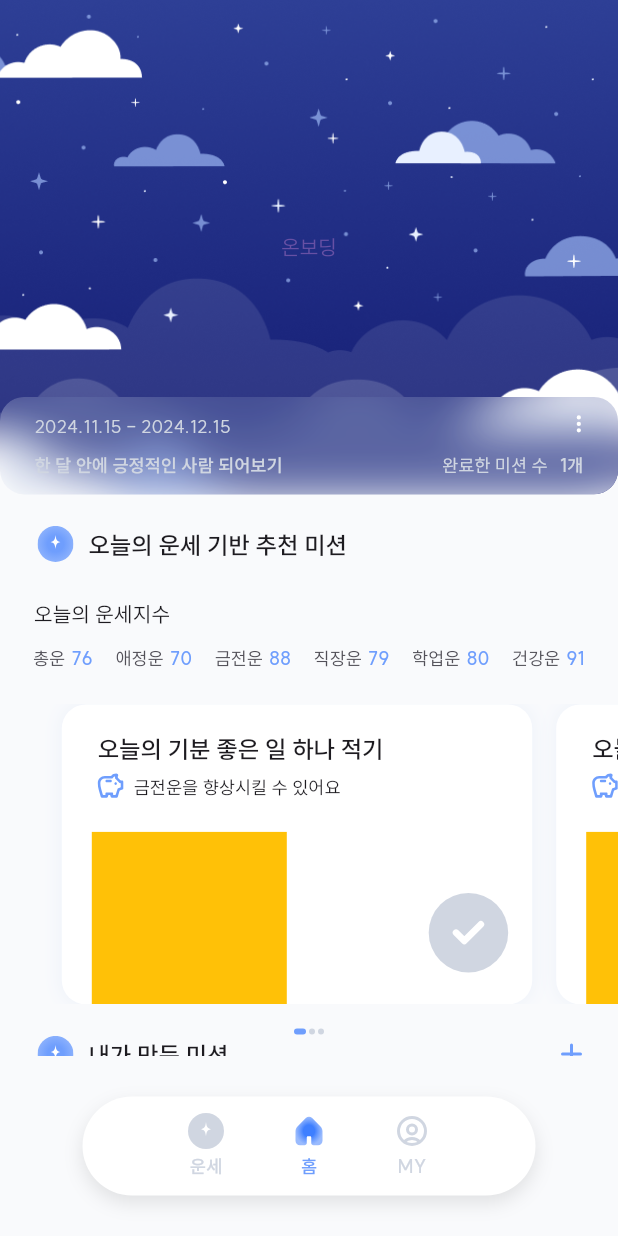
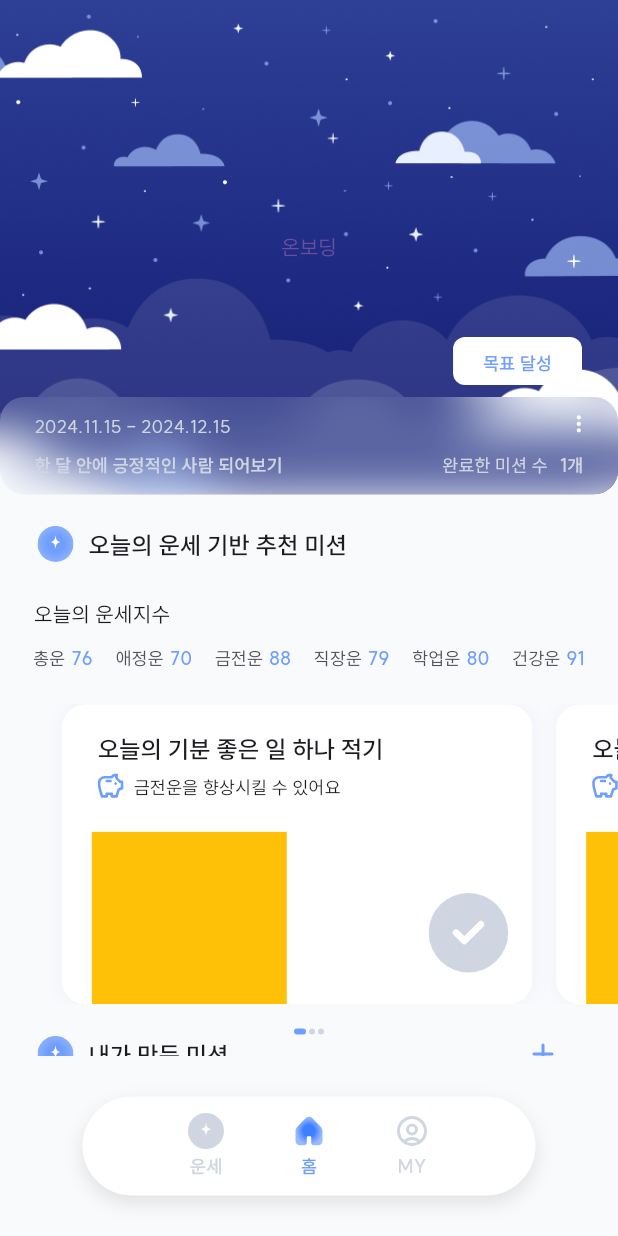
Before and after one commit to 9oormthon-univ/2024_DANPOONG_TEAM_27_FE, a Flutter app: the screen it shows after launch, on a phone screen of 412 x 824 dp. Run offline on Flutter 3.47's test engine with Material 3 defaults, Android fonts, the phone set to English and light mode, and no system bars; drawn by our look-alikes of smooth_page_indicator; our stand-ins replace dio, equatable, flutter_riverpod, flutter_secure_storage, flutter_svg, go_router and 2 more; missing offline and left inert: flame, flame_lottie; generated files the repository leaves out were written again; project files that could hold a hidden picture were left out.

Commit message:
💄 view에 추가

```diff
--- a/lib/ui/home/home_view.dart
+++ b/lib/ui/home/home_view.dart
@@ -17,6 +17,10 @@ import '../game/walking_game.dart';
 
 import 'home_state.dart';
 import 'home_view_model.dart';
+import 'widgets/animated_card_widget.dart';
+import 'widgets/complete_goal_button_widget.dart';
+import 'widgets/fortune_score_text_widet.dart';
+import 'widgets/goal_status_bar_widget.dart';
 
 class HomeView extends ConsumerStatefulWidget {
   const HomeView({super.key});
@@ -69,10 +73,12 @@ class _HomeViewState extends ConsumerState<HomeView>
 
   @override
   Widget build(BuildContext context) {
+    final HomeState state = ref.watch(homeViewModelProvider);
+    final HomeViewModel viewModel = ref.read(homeViewModelProvider.notifier);
+
+    // 추천 미션 캐러셀 슬라이드 페이지 컨트롤러
     final PageController cardCarouselController =
         PageController(viewportFraction: 300 / 375);
-    final HomeState state = ref.watch(homeViewModelProvider);
-    final HomeViewModel viewModel = ref.read(homeViewModelProvider.notifier);
 
     //게임 관련
     final List<CharacterData> characters = ref.watch(charactersProvider);
@@ -120,84 +126,92 @@ class _HomeViewState extends ConsumerState<HomeView>
                       ),
                     ),
                   ),
-                  ClipRRect(
-                    borderRadius: BorderRadius.circular(16),
-                    child: BackdropFilter(
-                      filter: ImageFilter.blur(sigmaX: 15, sigmaY: 15),
-                      child: Container(
-                        padding: const EdgeInsets.fromLTRB(
-                          23,
-                          8,
-                          16,
+                  const Column(
+                    crossAxisAlignment: CrossAxisAlignment.end,
+                    children: <Widget>[
+                      CompleteGoalButtonWidget(),
+                      SizedBox(height: 8),
+                      GoalStatusBarWidget(),
+                    ],
+                  ),
+                  Align(
+                    alignment: Alignment.bottomRight,
+                    child: Visibility(
+                      visible: state.isGoalButtonOpen,
+                      maintainState: true,
+                      child: Padding(
+                        padding: const EdgeInsets.only(
+                          right: 10,
+                          bottom: 67,
+                        ),
+                        child: DecoratedBox(
+                          decoration: BoxDecoration(boxShadow: <BoxShadow>[
+                            BoxShadow(
+                              blurRadius: 8,
+                              color: LuckitColors.shadow1.withOpacity(0.15),
+                            )
+                          ]),
+                          child: Column(
+                            crossAxisAlignment: CrossAxisAlignment.end,
+                            children: <Widget>[
+                              SizedBox(
+                                width: 32,
+                                height: 32,
+                                child: IconButton(
+                                  style: const ButtonStyle(
+                                    backgroundColor:
+                                        WidgetStatePropertyAll<Color>(
+                                      LuckitColors.white,
+                                    ),
+                                    elevation: WidgetStatePropertyAll<double>(
                                       10,
                                     ),
-                        decoration: BoxDecoration(
-                          boxShadow: <BoxShadow>[
-                            BoxShadow(
-                              blurRadius: 15,
-                              color: const Color(0xFF2F56A5).withOpacity(0.15),
-                            )
-                          ],
-                          borderRadius: BorderRadius.circular(16),
-                          color: LuckitColors.white.withOpacity(0.1),
                                   ),
-                        height: 65,
-                        child: Column(
-                          children: <Widget>[
-                            Row(
-                              mainAxisAlignment: MainAxisAlignment.spaceBetween,
-                              children: <Widget>[
-                                Text(
-                                  '2024.11.15 - 2024.12.15',
-                                  style: LuckitTypos.suitR12.copyWith(
-                                    color: LuckitColors.gray20,
+                                  icon: SvgPicture.asset(
+                                    Assets.edit,
+                                    colorFilter: const ColorFilter.mode(
+                                      LuckitColors.main,
+                                      BlendMode.srcIn,
                                     ),
                                   ),
-                                SvgPicture.asset(
-                                  width: 20,
-                                  height: 20,
-                                  Assets.verticalDots,
-                                ),
-                              ],
-                            ),
-                            const SizedBox(height: 6),
-                            Row(
-                              mainAxisAlignment: MainAxisAlignment.spaceBetween,
-                              children: <Widget>[
-                                Text(
-                                  '한 달 안에 긍정적인 사람 되어보기',
-                                  style: LuckitTypos.suitSB12.copyWith(
-                                    color: LuckitColors.gray20,
+                                  onPressed: () {
+                                    viewModel
+                                      ..toggleGoalButtons(isCurrentOpen: true)
+                                      ..toggleGoalEdit(isCurrentEditing: false);
+                                  },
                                 ),
                               ),
-                                Row(
-                                  children: <Widget>[
-                                    Text(
-                                      '완료한 미션 수',
-                                      style: LuckitTypos.suitR12.copyWith(
-                                        color: LuckitColors.gray20,
+                              const SizedBox(height: 8),
+                              SizedBox(
+                                width: 32,
+                                height: 32,
+                                child: IconButton(
+                                  style: const ButtonStyle(
+                                    backgroundColor:
+                                        WidgetStatePropertyAll<Color>(
+                                      LuckitColors.white,
                                     ),
                                   ),
-                                    const SizedBox(width: 8),
-                                    Text(
-                                      '1개',
-                                      style: LuckitTypos.suitSB12.copyWith(
-                                        color: LuckitColors.gray20,
+                                  icon: SvgPicture.asset(
+                                    Assets.delete,
+                                    colorFilter: const ColorFilter.mode(
+                                      LuckitColors.error,
+                                      BlendMode.srcIn,
                                     ),
                                   ),
-                                    const SizedBox(width: 7),
-                                  ],
+                                  onPressed: () {
+                                    print('목표 삭제');
+                                  },
                                 ),
-                              ],
                               ),
                             ],
                           ),
                         ),
                       ),
                     ),
+                  ),
                 ],
               ),
-
               const SizedBox(height: 20),
               Padding(
                 padding: const EdgeInsets.symmetric(horizontal: 25),
@@ -230,27 +244,27 @@ class _HomeViewState extends ConsumerState<HomeView>
                     Row(
                       mainAxisAlignment: MainAxisAlignment.spaceBetween,
                       children: <Widget>[
-                        FortuneScoreWidget(
+                        FortuneScoreTextWidget(
                           title: '총운',
                           score: 76,
                         ),
-                        FortuneScoreWidget(
+                        FortuneScoreTextWidget(
                           title: '애정운',
                           score: 70,
                         ),
-                        FortuneScoreWidget(
+                        FortuneScoreTextWidget(
                           title: '금전운',
                           score: 88,
                         ),
-                        FortuneScoreWidget(
+                        FortuneScoreTextWidget(
                           title: '직장운',
                           score: 79,
                         ),
-                        FortuneScoreWidget(
+                        FortuneScoreTextWidget(
                           title: '학업운',
                           score: 80,
                         ),
-                        FortuneScoreWidget(
+                        FortuneScoreTextWidget(
                           title: '건강운',
                           score: 91,
                         ),
@@ -260,7 +274,6 @@ class _HomeViewState extends ConsumerState<HomeView>
                 ),
               ),
               const SizedBox(height: 9),
-
               SizedBox(
                 width: screenSize.width,
                 height: 200,
@@ -287,9 +300,8 @@ class _HomeViewState extends ConsumerState<HomeView>
                   spacing: 2,
                 ),
               ),
-
               Padding(
-                padding: const EdgeInsets.only(left: 25, right: 19),
+                padding: const EdgeInsets.only(left: 25, right: 38, bottom: 14),
                 child: Row(
                   children: <Widget>[
                     SvgPicture.asset(
@@ -301,78 +313,93 @@ class _HomeViewState extends ConsumerState<HomeView>
                       style: LuckitTypos.suitSB16,
                     ),
                     const Spacer(),
-                    GestureDetector(
-                      child: SvgPicture.asset(
+                    IconButton(
+                      padding: EdgeInsets.zero,
+                      constraints: const BoxConstraints(),
+                      onPressed: () {},
+                      style: const ButtonStyle(
+                          tapTargetSize: MaterialTapTargetSize.shrinkWrap),
+                      icon: SvgPicture.asset(
                         Assets.add,
                         colorFilter: const ColorFilter.mode(
                           LuckitColors.main,
                           BlendMode.srcIn,
                         ),
                       ),
+                    )
+                  ],
+                ),
+              ),
+              Container(
+                decoration: BoxDecoration(
+                  color: LuckitColors.white,
+                  borderRadius: BorderRadius.circular(16),
+                  boxShadow: <BoxShadow>[
+                    BoxShadow(
+                      color: LuckitColors.shadow2.withOpacity(0.15),
+                      blurRadius: 10,
+                    ),
+                  ],
+                ),
+                margin: const EdgeInsets.symmetric(
+                  horizontal: 24,
+                ),
+                padding: const EdgeInsets.symmetric(
+                  horizontal: 16,
+                  vertical: 12,
+                ),
+                child: Column(
+                  children: <Widget>[
+                    ListView.separated(
+                      physics: const NeverScrollableScrollPhysics(),
+                      shrinkWrap: true,
+                      itemBuilder: (BuildContext context, int index) => Row(
+                        children: <Widget>[
+                          Expanded(
+                            child: Material(
+                              color: LuckitColors.transparent,
+                              child: InkWell(
+                                splashFactory: InkRipple.splashFactory,
+                                onLongPress: () {},
+                                child: const Row(
+                                  children: <Widget>[
+                                    Expanded(
+                                      child: Padding(
+                                        padding:
+                                            EdgeInsets.symmetric(vertical: 9),
+                                        child: Text('data'),
+                                      ),
                                     ),
                                   ],
                                 ),
                               ),
-
-              // SizedBox(
-              //   width: screenSize.width,
-              //   height: gameHeight,
-              //   child: ClipRect(
-              //     child: GameWidget<WalkingGame>(game: game!),
-              //   ),
-              // ),
-              // Padding(
-              //   padding: const EdgeInsets.all(16.0),
-              //   child: Column(
-              //     children: <Widget>[
-              //       Text(
-              //         '현재 캐릭터 수: ${characters.length}',
-              //         style: const TextStyle(
-              //           fontSize: 18,
-              //           fontWeight: FontWeight.bold,
-              //         ),
-              //       ),
-              //       const SizedBox(height: 16),
-              //       ElevatedButton(
-              //         onPressed: () {
-              //           ref.read(charactersProvider.notifier).addCharacter(
-              //                 CharacterData(
-              //                   idleAnimation: Assets.dogStop,
-              //                   walkAnimation: Assets.dogMove,
-              //                   name: '개',
-              //                 ),
-              //               );
-              //           initializeGame();
-              //         },
-              //         child: const Text('새 캐릭터 추가'),
-              //       ),
-              //       const SizedBox(height: 8),
-              //       if (characters.isNotEmpty)
-              //         ElevatedButton(
-              //           onPressed: () {
-              //             ref
-              //                 .read(charactersProvider.notifier)
-              //                 .removeCharacter(characters.length - 1);
-              //             initializeGame();
-              //           },
-              //           child: const Text('마지막 캐릭터 제거'),
-              //         ),
-              //     ],
-              //   ),
-              // ),
-
-              /// dot_indicator 예시 코드
-              // SmoothPageIndicator(
-              //   controller: pageController,
-              //   count: _totalDots,
-              //   effect: ExpandingDotsEffect(
-              //     dotColor: Colors.grey,
-              //     activeDotColor: Colors.indigo,
-              //     dotHeight: 12,
-              //     dotWidth: 12,
-              //     expansionFactor: 4,
-              //   ),
-              // ),
+                            ),
+                          ),
+                          Container(
+                            width: 20,
+                            height: 20,
+                            margin: const EdgeInsets.only(left: 16),
+                            decoration: BoxDecoration(
+                              color: LuckitColors.gray20,
+                              borderRadius: BorderRadius.circular(100),
+                            ),
+                            child: SvgPicture.asset(
+                              Assets.done,
+                              colorFilter: const ColorFilter.mode(
+                                  LuckitColors.white, BlendMode.srcIn),
+                            ),
+                          ),
+                        ],
+                      ),
+                      separatorBuilder: (BuildContext context, int index) =>
+                          const Divider(
+                        color: LuckitColors.gray20,
+                      ),
+                      itemCount: 3,
+                    )
+                  ],
+                ),
+              ),
             ],
           ),
         ),
@@ -380,117 +407,3 @@ class _HomeViewState extends ConsumerState<HomeView>
     );
   }
 }
-
-class AnimatedCard extends StatelessWidget {
-  final String title;
-  final String comment;
-
-  const AnimatedCard({
-    required this.title,
-    required this.comment,
-    super.key,
-  });
-
-  @override
-  Widget build(BuildContext context) => Container(
-        margin: const EdgeInsets.only(right: 16),
-        padding: const EdgeInsets.fromLTRB(20, 16, 16, 0),
-        decoration: BoxDecoration(
-          color: LuckitColors.white,
-          borderRadius: BorderRadius.circular(16),
-          boxShadow: <BoxShadow>[
-            BoxShadow(
-              blurRadius: 10,
-              color: LuckitColors.shadow2.withOpacity(0.15),
-            )
-          ],
-        ),
-        child: Column(
-          crossAxisAlignment: CrossAxisAlignment.start,
-          children: <Widget>[
-            Padding(
-              padding: const EdgeInsets.only(left: 4),
-              child: Text(
-                title,
-                style: LuckitTypos.suitSB16,
-              ),
-            ),
-            Row(
-              children: <Widget>[
-                SvgPicture.asset(
-                  Assets.pigOutlined,
-                  colorFilter: const ColorFilter.mode(
-                    LuckitColors.main,
-                    BlendMode.srcIn,
-                  ),
-                ),
-                const SizedBox(width: 4),
-                Text(
-                  comment,
-                  style: LuckitTypos.suitR12,
-                ),
-              ],
-            ),
-            Expanded(
-              child: Row(
-                mainAxisAlignment: MainAxisAlignment.spaceBetween,
-                crossAxisAlignment: CrossAxisAlignment.end,
-                children: <Widget>[
-                  Container(
-                    width: 130,
-                    height: 115,
-                    color: Colors.amber,
-                  ),
-                  Container(
-                    margin: const EdgeInsets.only(bottom: 21.33),
-                    width: 53,
-                    height: 53,
-                    decoration: BoxDecoration(
-                      borderRadius: BorderRadius.circular(100),
-                      color: LuckitColors.gray20,
-                    ),
-                    child: SvgPicture.asset(
-                      Assets.done,
-                      colorFilter: const ColorFilter.mode(
-                        LuckitColors.white,
-                        BlendMode.srcIn,
-                      ),
-                    ),
-                  ),
-                ],
-              ),
-            )
-          ],
-        ),
-      );
-}
-
-class FortuneScoreWidget extends StatelessWidget {
-  const FortuneScoreWidget({
-    required this.score,
-    required this.title,
-    super.key,
-  });
-
-  final String title;
-  final int score;
-
-  @override
-  Widget build(BuildContext context) => Row(
-        children: <Widget>[
-          Text(
-            title,
-            style: LuckitTypos.suitR12.copyWith(
-              color: LuckitColors.gray80,
-            ),
-          ),
-          const SizedBox(width: 4),
-          Text(
-            '$score',
-            style: LuckitTypos.suitSB12.copyWith(
-              color: LuckitColors.main,
-            ),
-          ),
-        ],
-      );
-}
```
Lines whose indentation alone changed are shown as unchanged.
